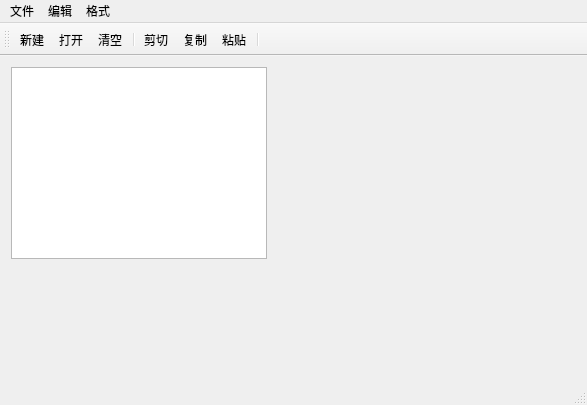
This is chapter_02/sample2_4/qwmainwindow.ui in Oppus/QT as Qt 5 draws it before an edit. The edited form follows.
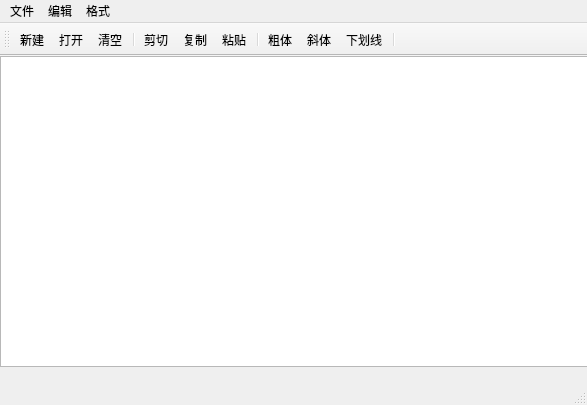
This is the edited form. Icons and pictures are not drawn.

```diff
--- a/chapter_02/sample2_4/qwmainwindow.ui
+++ b/chapter_02/sample2_4/qwmainwindow.ui
@@ -17,10 +17,10 @@
    <widget class="QTextEdit" name="txtEdit">
     <property name="geometry">
      <rect>
-      <x>11</x>
-      <y>11</y>
-      <width>256</width>
-      <height>192</height>
+      <x>0</x>
+      <y>0</y>
+      <width>591</width>
+      <height>311</height>
      </rect>
     </property>
    </widget>
@@ -82,6 +82,10 @@
    <addaction name="actCopy"/>
    <addaction name="actPaste"/>
    <addaction name="separator"/>
+   <addaction name="actFontBold"/>
+   <addaction name="actFontItalic"/>
+   <addaction name="actFontUnderline"/>
+   <addaction name="separator"/>
   </widget>
   <widget class="QStatusBar" name="statusBar"/>
   <action name="actCut">
```
Left out of the diff: 83 changed lines with no effect on the pictures.
